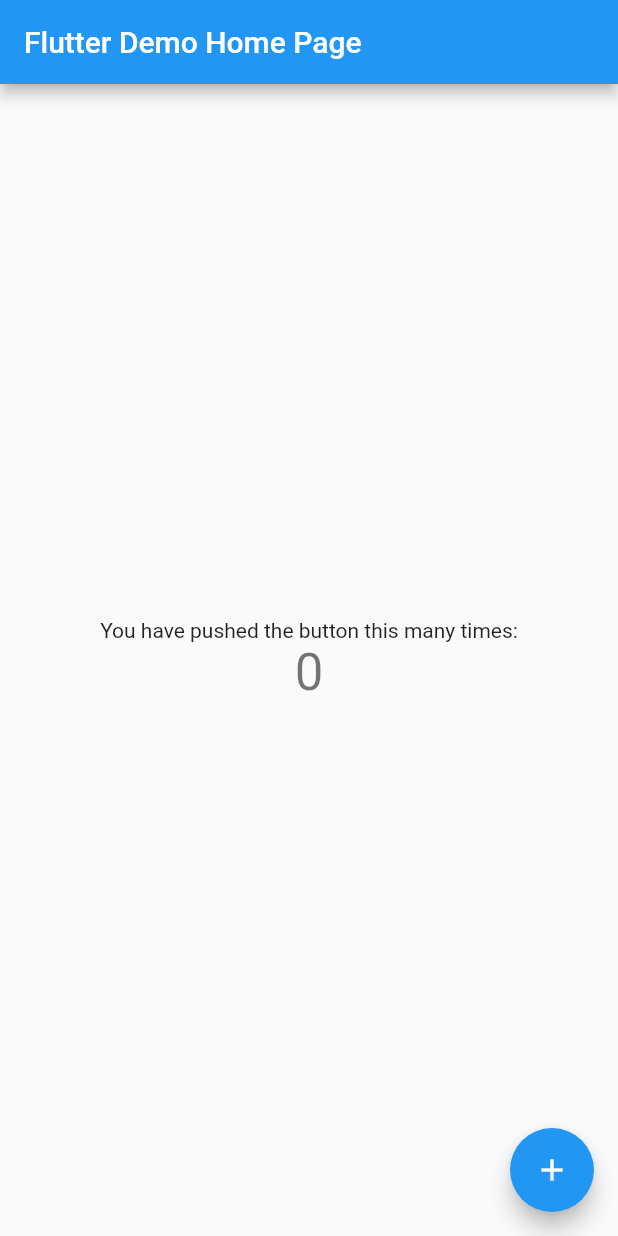
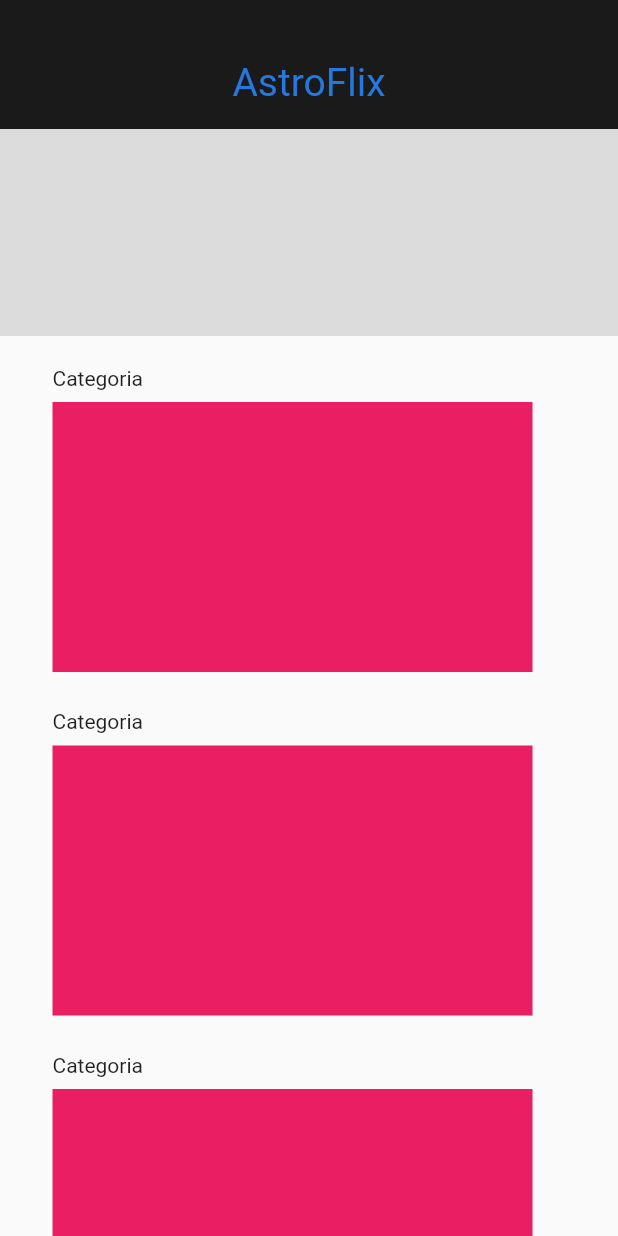
Before and after one commit to Wercton/AstroFlix, a Flutter app: the screen it shows after launch, on a phone screen of 412 x 824 dp. Run offline on Flutter 3.47's test engine with Material 2 defaults, Android fonts, the phone set to English and light mode, and no system bars; Roboto replaces fonts that are missing (Bebas Neue).

Commit message:
feat: posicionamento inicial da página inicial seguindo o modelo proposto no Figma

```diff
--- a/lib/main.dart
+++ b/lib/main.dart
@@ -7,109 +7,105 @@
 class MyApp extends StatelessWidget {
   const MyApp({Key? key}) : super(key: key);
 
-  // This widget is the root of your application.
   @override
   Widget build(BuildContext context) {
     return MaterialApp(
       title: 'Flutter Demo',
       theme: ThemeData(
-        // This is the theme of your application.
-        //
-        // Try running your application with "flutter run". You'll see the
-        // application has a blue toolbar. Then, without quitting the app, try
-        // changing the primarySwatch below to Colors.green and then invoke
-        // "hot reload" (press "r" in the console where you ran "flutter run",
-        // or simply save your changes to "hot reload" in a Flutter IDE).
-        // Notice that the counter didn't reset back to zero; the application
-        // is not restarted.
         primarySwatch: Colors.blue,
       ),
-      home: const MyHomePage(title: 'Flutter Demo Home Page'),
+      home: HomePage(),
     );
   }
 }
 
-class MyHomePage extends StatefulWidget {
-  const MyHomePage({Key? key, required this.title}) : super(key: key);
-
-  // This widget is the home page of your application. It is stateful, meaning
-  // that it has a State object (defined below) that contains fields that affect
-  // how it looks.
-
-  // This class is the configuration for the state. It holds the values (in this
-  // case the title) provided by the parent (in this case the App widget) and
-  // used by the build method of the State. Fields in a Widget subclass are
-  // always marked "final".
-
-  final String title;
-
-  @override
-  State<MyHomePage> createState() => _MyHomePageState();
-}
-
-class _MyHomePageState extends State<MyHomePage> {
-  int _counter = 0;
-
-  void _incrementCounter() {
-    setState(() {
-      // This call to setState tells the Flutter framework that something has
-      // changed in this State, which causes it to rerun the build method below
-      // so that the display can reflect the updated values. If we changed
-      // _counter without calling setState(), then the build method would not be
-      // called again, and so nothing would appear to happen.
-      _counter++;
-    });
-  }
+class HomePage extends StatelessWidget {
+  const HomePage({Key? key}) : super(key: key);
 
   @override
   Widget build(BuildContext context) {
-    // This method is rerun every time setState is called, for instance as done
-    // by the _incrementCounter method above.
-    //
-    // The Flutter framework has been optimized to make rerunning build methods
-    // fast, so that you can just rebuild anything that needs updating rather
-    // than having to individually change instances of widgets.
     return Scaffold(
-      appBar: AppBar(
-        // Here we take the value from the MyHomePage object that was created by
-        // the App.build method, and use it to set our appbar title.
-        title: Text(widget.title),
+      // appBar: AppBar(
+      //   toolbarHeight: 86,
+      //   title: const Text("AstroFlix"),
+      //   centerTitle: true,
+      // ),
+      body: ListView(
+        children: const [
+          PersonalAppBar("AstroFlix"),
+          Destaque(),
+          Video(),
+          Video(),
+          Video(),
+          Video(),
+        ],
       ),
-      body: Center(
-        // Center is a layout widget. It takes a single child and positions it
-        // in the middle of the parent.
-        child: Column(
-          // Column is also a layout widget. It takes a list of children and
-          // arranges them vertically. By default, it sizes itself to fit its
-          // children horizontally, and tries to be as tall as its parent.
-          //
-          // Invoke "debug painting" (press "p" in the console, choose the
-          // "Toggle Debug Paint" action from the Flutter Inspector in Android
-          // Studio, or the "Toggle Debug Paint" command in Visual Studio Code)
-          // to see the wireframe for each widget.
-          //
-          // Column has various properties to control how it sizes itself and
-          // how it positions its children. Here we use mainAxisAlignment to
-          // center the children vertically; the main axis here is the vertical
-          // axis because Columns are vertical (the cross axis would be
-          // horizontal).
-          mainAxisAlignment: MainAxisAlignment.center,
-          children: <Widget>[
-            const Text(
-              'You have pushed the button this many times:',
-            ),
-            Text(
-              '$_counter',
-              style: Theme.of(context).textTheme.headline4,
-            ),
-          ],
-        ),
-      ),
-      floatingActionButton: FloatingActionButton(
-        onPressed: _incrementCounter,
-        tooltip: 'Increment',
-        child: const Icon(Icons.add),
-      ), // This trailing comma makes auto-formatting nicer for build methods.
     );
   }
 }
+
+class PersonalAppBar extends StatelessWidget {
+  final String title;
+  const PersonalAppBar(this.title, {Key? key}) : super(key: key);
+
+  @override
+  Widget build(BuildContext context) {
+    return Stack(
+      alignment: AlignmentDirectional.bottomCenter,
+      children: [
+        Container(
+          color: const Color.fromARGB(255, 26, 26, 26),
+          height: 86,
+        ),
+        Padding(
+          padding: const EdgeInsets.only(bottom: 16),
+          child: Text(
+            title,
+            style: const TextStyle(
+              color: Color.fromARGB(255, 36, 120, 223),
+              fontSize: 26,
+              fontFamily: 'Bebas Neue',
+            ),
+          ),
+        ),
+      ],
+    );
+  }
+}
+
+class Destaque extends StatelessWidget {
+  const Destaque({Key? key}) : super(key: key);
+
+  @override
+  Widget build(BuildContext context) {
+    return Container(
+      height: 138,
+      color: Colors.black12,
+    );
+  }
+}
+
+class Video extends StatelessWidget {
+  const Video({Key? key}) : super(key: key);
+
+  @override
+  Widget build(BuildContext context) {
+    return Padding(
+      padding: const EdgeInsets.fromLTRB(35, 20, 35, 5),
+      child: Column(
+        crossAxisAlignment: CrossAxisAlignment.start,
+        children: [
+          const Padding(
+            padding: EdgeInsets.only(bottom: 8),
+            child: Text("Categoria"),
+          ),
+          Container(
+            color: Colors.pink,
+            width: 320,
+            height: 180,
+          ),
+        ],
+      ),
+    );
+  }
+}
```
